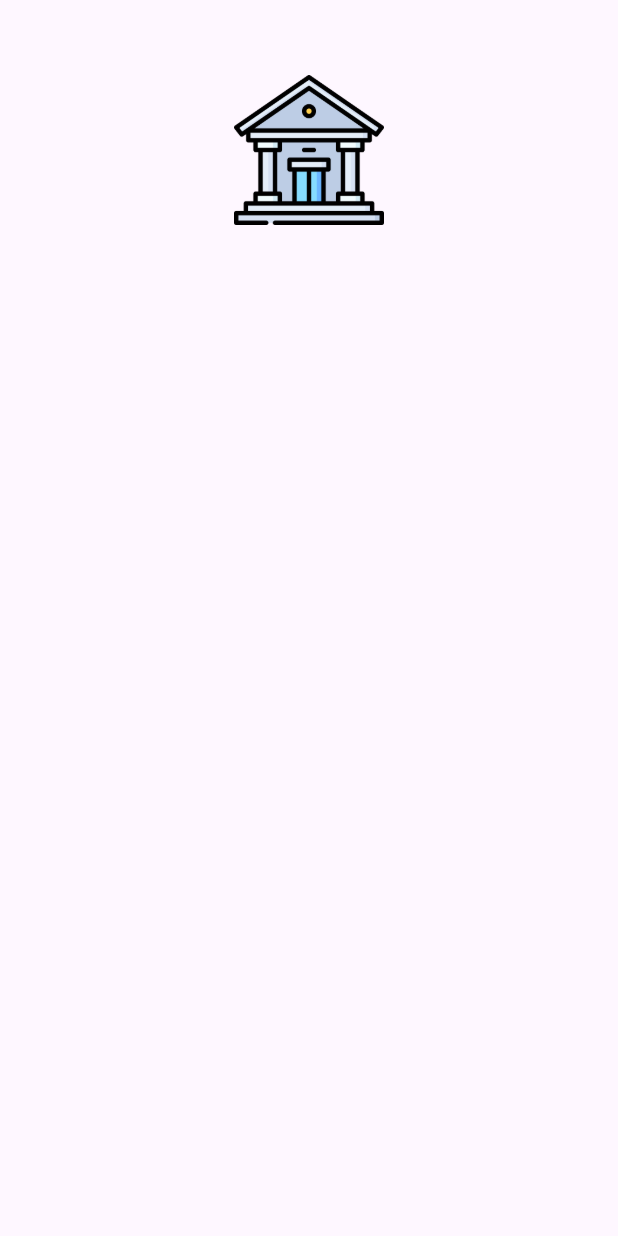
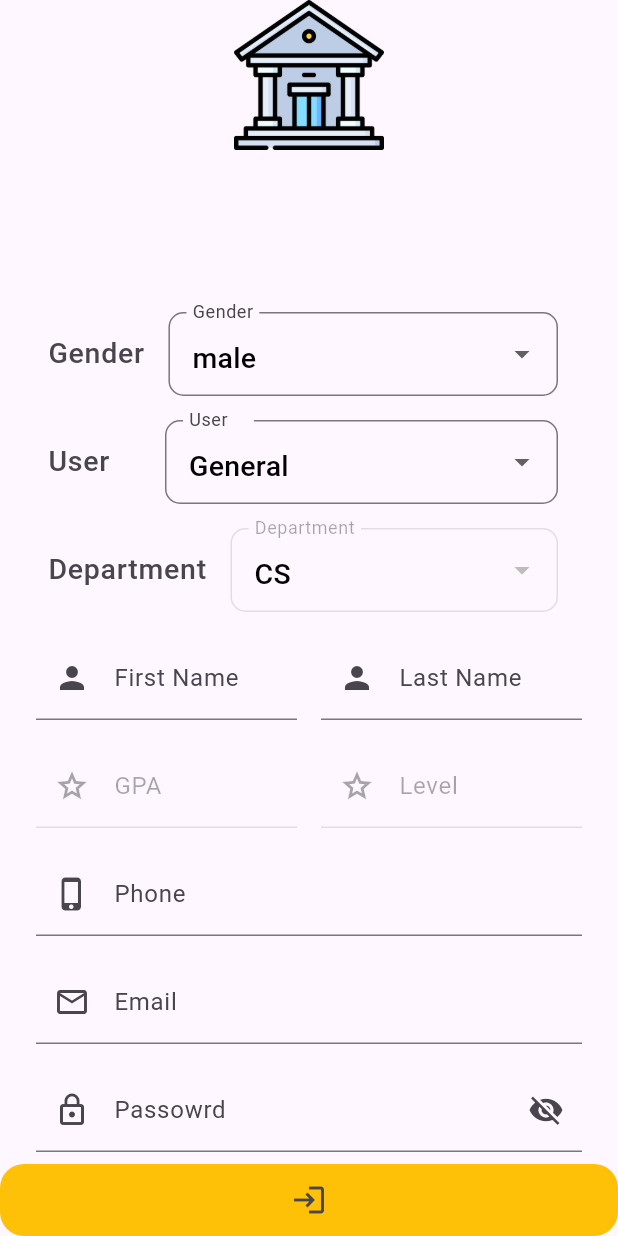
Before and after one commit to MoMo-Sarhan/graduate, a Flutter app: the screen it shows after launch, on a phone screen of 412 x 824 dp. Run offline on Flutter 3.47's test engine with Material 3 defaults, Android fonts, the phone set to English and light mode, and no system bars; our stand-ins replace firebase_core; accounts and stored records are empty.

Commit message:
finish Reigister page UI

```diff
--- a/lib/Pages/Login_page.dart
+++ /dev/null
@@ -1,31 +0,0 @@
-import 'package:flutter/material.dart';
-import 'package:graduate/helper/constatn.dart';
-
-class LoginPage extends StatefulWidget {
-  LoginPage({super.key});
-  static const String ID = 'LoginPage';
-  GlobalKey<FormState> formKey = GlobalKey();
-
-  @override
-  State<LoginPage> createState() => _LoginPageState();
-}
-
-class _LoginPageState extends State<LoginPage> {
-  @override
-  Widget build(BuildContext context) {
-    return Scaffold(
-        body: Form(
-      key: widget.formKey,
-      child: ListView(children: [
-        const SizedBox(
-          height: 50,
-        ),
-        Image.asset(
-          kCollegeIcon,
-          height: 100,
-        ),
-
-      ]),
-    ));
-  }
-}
--- /dev/null
+++ b/lib/Pages/RegisterPage.dart
@@ -0,0 +1,290 @@
+import 'dart:developer';
+
+import 'package:flutter/material.dart';
+import 'package:graduate/component/CustomButton.dart';
+import 'package:graduate/component/custom_text_filed.dart';
+import 'package:graduate/component/dropDownGender.dart';
+import 'package:graduate/helper/constatn.dart';
+
+class RegisterPage extends StatefulWidget {
+  RegisterPage({super.key});
+  static const String ID = 'Register Page';
+  GlobalKey<FormState> formKey = GlobalKey();
+
+  @override
+  State<RegisterPage> createState() => _RegisterPageState();
+}
+
+class _RegisterPageState extends State<RegisterPage> {
+  final List<String> genderOptions = ['male', 'female'];
+  String gender = 'male';
+  final List<String> userTypeOptions = ['General', 'Student', 'Doctor'];
+  String userType = 'General';
+  final List<String> departmentOptions = ['CS', 'AI', 'IS', 'SC'];
+  String department = 'CS';
+  TextEditingController _firstNameController = TextEditingController();
+  TextEditingController _lastNameController = TextEditingController();
+  TextEditingController _gpaController = TextEditingController();
+  TextEditingController _emailController = TextEditingController();
+  TextEditingController _passwordController = TextEditingController();
+  TextEditingController _confirmPasswordController = TextEditingController();
+  TextEditingController _phoneNumberController = TextEditingController();
+  TextEditingController _levelController = TextEditingController();
+  bool isChecked = false;
+  bool showPassWord = true;
+
+  @override
+  Widget build(BuildContext context) {
+    return Scaffold(
+        body: Form(
+      key: widget.formKey,
+      child: Column(
+        children: [
+          SafeArea(
+            child: Image.asset(
+              kCollegeIcon,
+              height: 100,
+            ),
+          ),
+          Expanded(
+            child: Padding(
+              padding: const EdgeInsets.symmetric(horizontal: 16),
+              child: ListView(children: [
+                const SizedBox(
+                  height: 50,
+                ),
+                const SizedBox(
+                  height: 50,
+                ),
+                CustomDropDown(
+                    isEnabled: true,
+                    onChange: (value) {
+                      gender = value!;
+                    },
+                    items: genderOptions,
+                    leading: 'Gender',
+                    value: gender,
+                    validator: (value) {
+                      if (value == null) {
+                        return 'Gender can not be null';
+                      }
+                      return null;
+                    }),
+                CustomDropDown(
+                    isEnabled: true,
+                    onChange: (value) {
+                      userType = value!;
+                      setState(() {});
+                      log(userType);
+                    },
+                    items: userTypeOptions,
+                    leading: 'User    ',
+                    value: userType,
+                    validator: (value) {
+                      if (value == null) {
+                        return 'User can not be null';
+                      }
+                      return null;
+                    }),
+                CustomDropDown(
+                    isEnabled: userType != 'General' ? true : false,
+                    onChange: (value) {
+                      department = value!;
+                      log(department);
+                    },
+                    items: departmentOptions,
+                    leading: 'Department',
+                    value: department,
+                    validator: (value) {
+                      if (value == null) {
+                        return 'Gender can not be null';
+                      }
+                      return null;
+                    }),
+                Row(
+                  children: [
+                    Expanded(
+                      child: CustomTextFormFiled(
+                        isEnabled: true,
+                        prefixIcon: const Icon(Icons.person),
+                        obscureText: false,
+                        onChange: (data) {
+                          log(_firstNameController.text);
+                        },
+                        validator: (value) {
+                          if (value.isEmpty) return 'Enter first name';
+                          return null;
+                        },
+                        controller: _firstNameController,
+                        label: 'First Name',
+                        hintText: 'Enter First Name',
+                      ),
+                    ),
+                    Expanded(
+                      child: CustomTextFormFiled(
+                        isEnabled: true,
+                        prefixIcon: const Icon(Icons.person),
+                        obscureText: false,
+                        onChange: (data) {
+                          log(_lastNameController.text);
+                        },
+                        validator: (value) {
+                          if (value.isEmpty) return 'Enter Last Name';
+                          return null;
+                        },
+                        controller: _lastNameController,
+                        label: 'Last Name',
+                        hintText: 'Enter Last Name',
+                      ),
+                    ),
+                  ],
+                ),
+                Row(
+                  children: [
+                    Expanded(
+                      child: CustomTextFormFiled(
+                        isEnabled: userType == 'Student' ? true : false,
+                        prefixIcon: const Icon(Icons.grade_outlined),
+                        obscureText: false,
+                        onChange: (data) {
+                          log(_gpaController.text);
+                        },
+                        validator: (value) {
+                          double x;
+                          try {
+                            x = double.parse(value);
+                          } on FormatException catch (e) {
+                            return 'Enter right gpa';
+                          }
+
+                          if (x == null || x < 0 || x > 4) {
+                            return 'Enter  GPA between 0 and 4';
+                          }
+                          return null;
+                        },
+                        controller: _gpaController,
+                        label: 'GPA',
+                        hintText: 'GPA',
+                      ),
+                    ),
+                    Expanded(
+                      child: CustomTextFormFiled(
+                        isEnabled: userType == 'Student' ? true : false,
+                        prefixIcon: const Icon(Icons.grade_outlined),
+                        obscureText: false,
+                        onChange: (data) {
+                          log(_levelController.text);
+                        },
+                        validator: (value) {
+                          int x;
+                          try {
+                            x = int.parse(value);
+                          } on FormatException catch (e) {
+                            return 'Enter level';
+                          }
+
+                          if (x < 1 || x > 4) {
+                            return 'Enter  Level between 1 and 4';
+                          }
+                          return null;
+                        },
+                        controller: _levelController,
+                        label: 'Level',
+                        hintText: 'Level',
+                      ),
+                    ),
+                  ],
+                ),
+                CustomTextFormFiled(
+                  isEnabled: true,
+                  prefixIcon: const Icon(Icons.phone_iphone_outlined),
+                  obscureText: false,
+                  onChange: (data) {
+                    log(_phoneNumberController.text);
+                  },
+                  validator: (value) {
+                    if (value.isEmpty) return 'Enter phone';
+                    return null;
+                  },
+                  controller: _phoneNumberController,
+                  label: 'Phone',
+                  hintText: 'Enter Phone',
+                ),
+                CustomTextFormFiled(
+                  isEnabled: true,
+                  prefixIcon: const Icon(Icons.email_outlined),
+                  obscureText: false,
+                  onChange: (data) {
+                    log(_emailController.text);
+                  },
+                  validator: (value) {
+                    if (value.isEmpty) return 'Enter Email';
+                    return null;
+                  },
+                  controller: _lastNameController,
+                  label: 'Email',
+                  hintText: 'Enter Email',
+                ),
+                CustomTextFormFiled(
+                  isEnabled: true,
+                  prefixIcon: const Icon(Icons.lock_outline),
+                  obscureText: showPassWord,
+                  suffixIcon: IconButton(
+                      onPressed: () {
+                        setState(() {
+                          showPassWord = !showPassWord;
+                        });
+                      },
+                      icon: Icon(showPassWord
+                          ? Icons.visibility_off
+                          : Icons.visibility)),
+                  onChange: (data) {
+                    log(_passwordController.text);
+                  },
+                  validator: (value) {
+                    if (value.isEmpty) return 'Enter Password';
+                    return null;
+                  },
+                  controller: _passwordController,
+                  label: 'Passowrd',
+                  hintText: 'Enter Passowrd',
+                ),
+                CustomTextFormFiled(
+                  isEnabled: true,
+                  prefixIcon: const Icon(Icons.lock_outline),
+                  obscureText: showPassWord,
+                  suffixIcon: IconButton(
+                      onPressed: () {
+                        setState(() {
+                          showPassWord = !showPassWord;
+                        });
+                      },
+                      icon: Icon(showPassWord
+                          ? Icons.visibility_off
+                          : Icons.visibility)),
+                  onChange: (data) {
+                    log(_confirmPasswordController.text);
+                  },
+                  validator: (value) {
+                    if (value.isEmpty) return 'Enter Password';
+                    if (_passwordController.text !=
+                        _confirmPasswordController.text) {
+                      return 'password is not match';
+                    }
+                    return null;
+                  },
+                  controller: _confirmPasswordController,
+                  label: 'Confirm Passowrd',
+                  hintText: 'Confrm Passowrd',
+                ),
+              ]),
+            ),
+          ),
+          CustomButton(
+            formKey: widget.formKey,
+          )
+        ],
+      ),
+    ));
+  }
+}
--- a/lib/main.dart
+++ b/lib/main.dart
@@ -1,6 +1,6 @@
 import 'package:firebase_core/firebase_core.dart';
 import 'package:flutter/material.dart';
-import 'package:graduate/Pages/Login_page.dart';
+import 'package:graduate/Pages/RegisterPage.dart';
 import 'package:graduate/firebase_options.dart';
 
 void main() async {
@@ -17,7 +17,7 @@ class MyApp extends StatelessWidget {
   Widget build(BuildContext context) {
     return MaterialApp(
       routes: {
-        LoginPage.ID: (context) => LoginPage(),
+        RegisterPage.ID: (context) => RegisterPage(),
       },
       debugShowCheckedModeBanner: false,
       title: 'Flutter Demo',
@@ -25,7 +25,7 @@ class MyApp extends StatelessWidget {
         colorScheme: ColorScheme.fromSeed(seedColor: Colors.deepPurple),
         useMaterial3: true,
       ),
-      initialRoute: LoginPage.ID,
+      initialRoute: RegisterPage.ID,
     );
   }
 }
```
